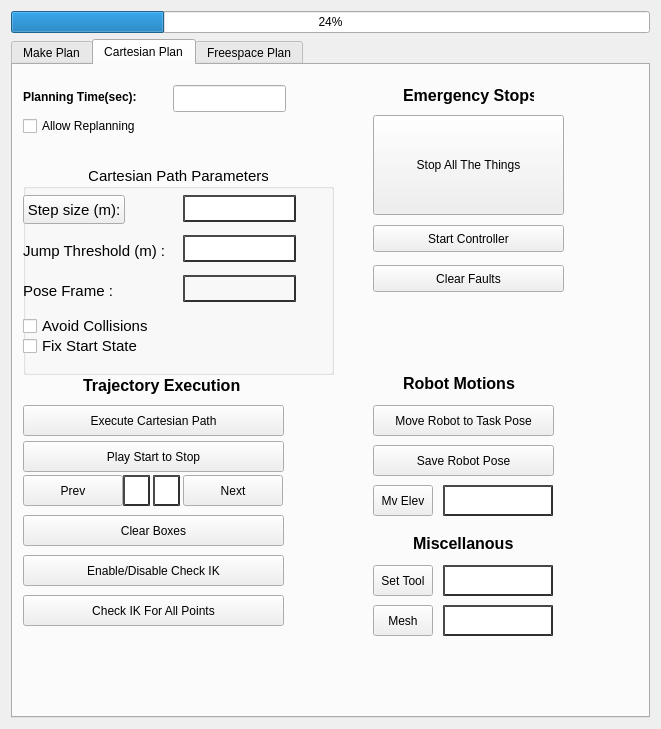
Before: the Qt Designer form moveit_cartesian_plan_plugin/src/widgets/path_planning_widget.ui in peanut-robotics/fermi, drawn with Qt 5.
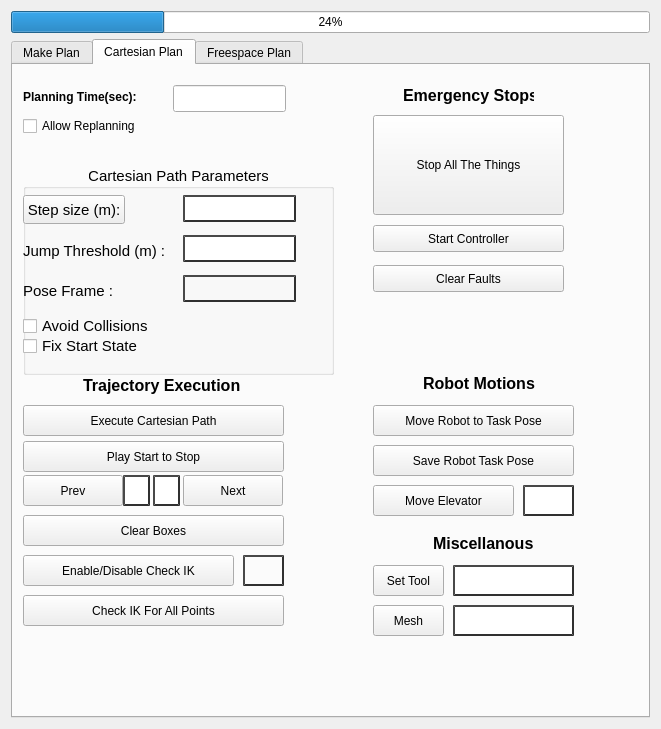
After: the same form once the commit is applied.

Commit message: Add marker update signal, update ui and nan checks

Diff of the .ui file:
```diff
--- a/moveit_cartesian_plan_plugin/src/widgets/path_planning_widget.ui
+++ b/moveit_cartesian_plan_plugin/src/widgets/path_planning_widget.ui
@@ -398,12 +398,12 @@
         <rect>
          <x>360</x>
          <y>420</y>
-         <width>60</width>
+         <width>141</width>
          <height>31</height>
         </rect>
        </property>
        <property name="text">
-        <string>Mv Elev</string>
+        <string>Move Elevator</string>
        </property>
       </widget>
       <widget class="QPushButton" name="move_to_pose">
@@ -411,7 +411,7 @@
         <rect>
          <x>360</x>
          <y>340</y>
-         <width>181</width>
+         <width>201</width>
          <height>31</height>
         </rect>
        </property>
@@ -424,20 +424,20 @@
         <rect>
          <x>360</x>
          <y>380</y>
-         <width>181</width>
+         <width>201</width>
          <height>31</height>
         </rect>
        </property>
        <property name="text">
-        <string>Save Robot Pose</string>
+        <string>Save Robot Task Pose</string>
        </property>
       </widget>
       <widget class="QLineEdit" name="el_lbl">
        <property name="geometry">
         <rect>
-         <x>430</x>
+         <x>510</x>
          <y>420</y>
-         <width>110</width>
+         <width>51</width>
          <height>31</height>
         </rect>
        </property>
@@ -452,7 +452,7 @@
         <rect>
          <x>360</x>
          <y>500</y>
-         <width>60</width>
+         <width>71</width>
          <height>31</height>
         </rect>
        </property>
@@ -463,9 +463,9 @@
       <widget class="QLineEdit" name="tool_name_lbl">
        <property name="geometry">
         <rect>
-         <x>430</x>
+         <x>440</x>
          <y>500</y>
-         <width>110</width>
+         <width>121</width>
          <height>31</height>
         </rect>
        </property>
@@ -480,7 +480,7 @@
         <rect>
          <x>360</x>
          <y>540</y>
-         <width>60</width>
+         <width>71</width>
          <height>31</height>
         </rect>
        </property>
@@ -491,9 +491,9 @@
       <widget class="QLineEdit" name="mesh_name_lbl">
        <property name="geometry">
         <rect>
-         <x>430</x>
+         <x>440</x>
          <y>540</y>
-         <width>110</width>
+         <width>121</width>
          <height>31</height>
         </rect>
        </property>
@@ -708,7 +708,7 @@
         <rect>
          <x>10</x>
          <y>490</y>
-         <width>261</width>
+         <width>211</width>
          <height>31</height>
         </rect>
        </property>
@@ -880,7 +880,7 @@
       <widget class="QLabel" name="label_8">
        <property name="geometry">
         <rect>
-         <x>390</x>
+         <x>410</x>
          <y>310</y>
          <width>141</width>
          <height>16</height>
@@ -900,7 +900,7 @@
       <widget class="QLabel" name="label_9">
        <property name="geometry">
         <rect>
-         <x>400</x>
+         <x>420</x>
          <y>470</y>
          <width>101</width>
          <height>17</height>
@@ -930,6 +930,24 @@
         <string>Check IK For All Points</string>
        </property>
       </widget>
+      <widget class="QLabel" name="ik_enable_lbk">
+       <property name="geometry">
+        <rect>
+         <x>230</x>
+         <y>490</y>
+         <width>41</width>
+         <height>31</height>
+        </rect>
+       </property>
+       <property name="styleSheet">
+        <string notr="true">border-style: outset;
+															border-width: 2px;
+															border-color :rgb(48, 48, 48)</string>
+       </property>
+       <property name="text">
+        <string/>
+       </property>
+      </widget>
      </widget>
      <widget class="QWidget" name="tab_3">
       <attribute name="title">
```
The commit also changes 4 other files.
